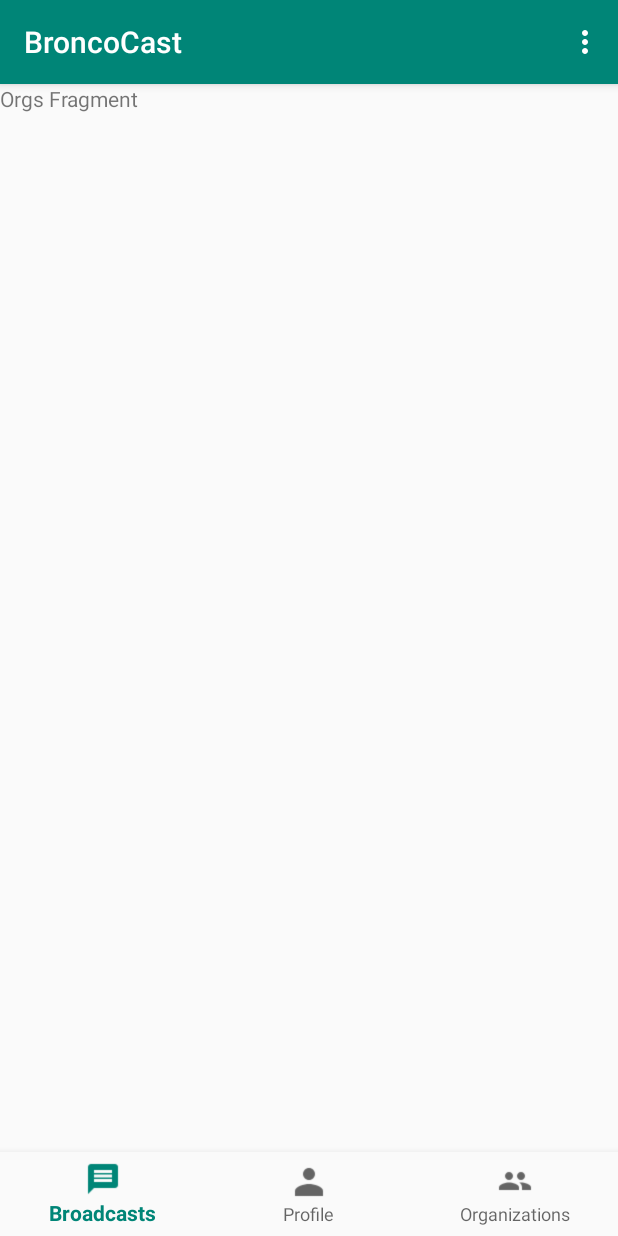
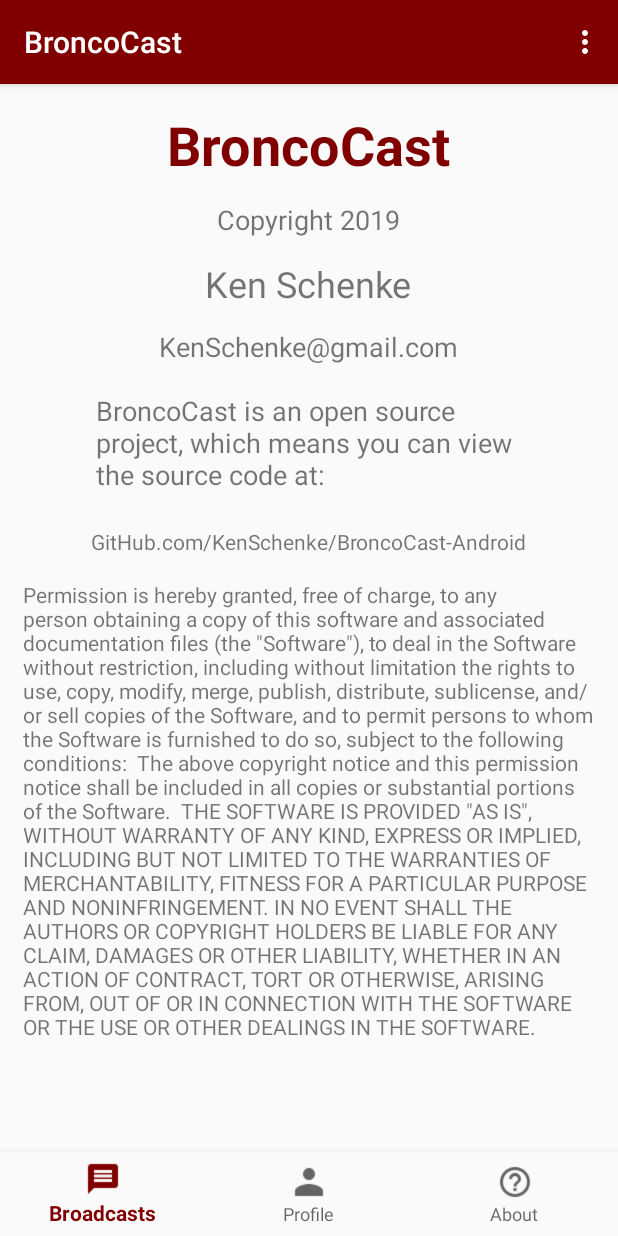
Before and after one commit to kenschenke/BroncoCast-Android, an Android app: the fragment AboutFragment placed in its activity, on a phone screen of 412 x 824 dp. Run offline under Robolectric (Android 15) with nearby library versions, the phone set to English and light mode, and no system bars; our stand-ins replace Volley; network calls fail.

Commit message:
Replace Orgs fragment with About fragment

```diff
--- a/app/src/main/java/com/kenschenke/broncocast/OrgsFragment.java
+++ b/app/src/main/java/com/kenschenke/broncocast/AboutFragment.java
@@ -12,12 +12,12 @@ import android.view.ViewGroup;
 /**
  * A simple {@link Fragment} subclass.
  * Activities that contain this fragment must implement the
- * {@link OrgsFragment.OnFragmentInteractionListener} interface
+ * {@link AboutFragment.OnFragmentInteractionListener} interface
  * to handle interaction events.
- * Use the {@link OrgsFragment#newInstance} factory method to
+ * Use the {@link AboutFragment#newInstance} factory method to
  * create an instance of this fragment.
  */
-public class OrgsFragment extends Fragment {
+public class AboutFragment extends Fragment {
     // TODO: Rename parameter arguments, choose names that match
     // the fragment initialization parameters, e.g. ARG_ITEM_NUMBER
     private static final String ARG_PARAM1 = "param1";
@@ -29,7 +29,7 @@ public class OrgsFragment extends Fragment {
 
     private OnFragmentInteractionListener mListener;
 
-    public OrgsFragment() {
+    public AboutFragment() {
         // Required empty public constructor
     }
 
@@ -39,11 +39,11 @@ public class OrgsFragment extends Fragment {
      *
      * @param param1 Parameter 1.
      * @param param2 Parameter 2.
-     * @return A new instance of fragment OrgsFragment.
+     * @return A new instance of fragment AboutFragment.
      */
     // TODO: Rename and change types and number of parameters
-    public static OrgsFragment newInstance(String param1, String param2) {
-        OrgsFragment fragment = new OrgsFragment();
+    public static AboutFragment newInstance(String param1, String param2) {
+        AboutFragment fragment = new AboutFragment();
         Bundle args = new Bundle();
         args.putString(ARG_PARAM1, param1);
         args.putString(ARG_PARAM2, param2);
@@ -64,7 +64,7 @@ public class OrgsFragment extends Fragment {
     public View onCreateView(LayoutInflater inflater, ViewGroup container,
                              Bundle savedInstanceState) {
         // Inflate the layout for this fragment
-        return inflater.inflate(R.layout.fragment_orgs, container, false);
+        return inflater.inflate(R.layout.fragment_about, container, false);
     }
 
     // TODO: Rename method, update argument and hook method into UI event
--- a/app/src/main/java/com/kenschenke/broncocast/MainActivity.java
+++ b/app/src/main/java/com/kenschenke/broncocast/MainActivity.java
@@ -24,7 +24,7 @@ import static com.android.volley.Request.Method.GET;
 
 public class MainActivity extends AppCompatActivity
         implements BottomNavigationView.OnNavigationItemSelectedListener,
-        OrgsFragment.OnFragmentInteractionListener,
+        AboutFragment.OnFragmentInteractionListener,
         ProfileFragment.OnFragmentInteractionListener,
         BroadcastsFragment.OnFragmentInteractionListener {
 
@@ -113,8 +113,8 @@ public class MainActivity extends AppCompatActivity
                 fragment = new ProfileFragment();
                 break;
 
-            case R.id.navigation_organizations:
-                fragment = new OrgsFragment();
+            case R.id.navigation_about:
+                fragment = new AboutFragment();
                 break;
         }
 
--- /dev/null
+++ b/app/src/main/res/layout/fragment_about.xml
@@ -0,0 +1,95 @@
+<?xml version="1.0" encoding="utf-8"?>
+<android.support.constraint.ConstraintLayout xmlns:android="http://schemas.android.com/apk/res/android"
+    xmlns:app="http://schemas.android.com/apk/res-auto"
+    xmlns:tools="http://schemas.android.com/tools"
+    android:id="@+id/constraintLayout"
+    android:layout_width="match_parent"
+    android:layout_height="match_parent"
+    tools:context=".AboutFragment">
+
+    <ScrollView
+        android:id="@+id/scrollView3"
+        android:layout_width="match_parent"
+        android:layout_height="match_parent"
+        app:layout_constraintBottom_toBottomOf="parent"
+        app:layout_constraintEnd_toEndOf="parent"
+        app:layout_constraintStart_toStartOf="parent"
+        app:layout_constraintTop_toTopOf="parent">
+
+        <LinearLayout
+            android:layout_width="match_parent"
+            android:layout_height="wrap_content"
+            android:gravity="center"
+            android:orientation="vertical">
+
+            <TextView
+                android:id="@+id/textViewTitle"
+                android:layout_width="wrap_content"
+                android:layout_height="wrap_content"
+                android:layout_marginTop="16dp"
+                android:text="BroncoCast"
+                android:textColor="#800000"
+                android:textSize="36sp"
+                android:textStyle="bold" />
+
+            <TextView
+                android:id="@+id/textViewCopyright"
+                android:layout_width="wrap_content"
+                android:layout_height="wrap_content"
+                android:layout_marginTop="13dp"
+                android:text="Copyright 2019"
+                android:textSize="18sp" />
+
+            <TextView
+                android:id="@+id/textViewAuthor"
+                android:layout_width="wrap_content"
+                android:layout_height="wrap_content"
+                android:layout_marginTop="14dp"
+                android:text="Ken Schenke"
+                android:textSize="24sp" />
+
+            <TextView
+                android:id="@+id/textViewEmail"
+                android:layout_width="wrap_content"
+                android:layout_height="wrap_content"
+                android:layout_marginTop="13dp"
+                android:text="KenSchenke@gmail.com"
+                android:textSize="18sp" />
+
+            <TextView
+                android:id="@+id/textViewGitHub"
+                android:layout_width="283dp"
+                android:layout_height="74dp"
+                android:layout_marginStart="16dp"
+                android:layout_marginLeft="16dp"
+                android:layout_marginTop="18dp"
+                android:layout_marginEnd="16dp"
+                android:layout_marginRight="16dp"
+                android:text="BroncoCast is an open source project, which means you can view the source code at:"
+                android:textSize="18sp" />
+
+            <TextView
+                android:id="@+id/textViewGitHubUrl"
+                android:layout_width="wrap_content"
+                android:layout_height="wrap_content"
+                android:layout_marginTop="16dp"
+                android:text="GitHub.com/KenSchenke/BroncoCast-Android" />
+
+            <TextView
+                android:id="@+id/textViewLicense"
+                android:layout_width="381dp"
+                android:layout_height="362dp"
+                android:layout_marginStart="8dp"
+                android:layout_marginLeft="8dp"
+                android:layout_marginTop="16dp"
+                android:layout_marginEnd="8dp"
+                android:layout_marginRight="8dp"
+                android:text='Permission is hereby granted, free of charge, to any person obtaining a copy of this software and associated documentation files (the "Software"), to deal in the Software without restriction, including without limitation the rights to use, copy, modify, merge, publish, distribute, sublicense, and/or sell copies of the Software, and to permit persons to whom the Software is furnished to do so, subject to the following conditions:  The above copyright notice and this permission notice shall be included in all copies or substantial portions of the Software.  THE SOFTWARE IS PROVIDED "AS IS", WITHOUT WARRANTY OF ANY KIND, EXPRESS OR IMPLIED, INCLUDING BUT NOT LIMITED TO THE WARRANTIES OF MERCHANTABILITY, FITNESS FOR A PARTICULAR PURPOSE AND NONINFRINGEMENT. IN NO EVENT SHALL THE AUTHORS OR COPYRIGHT HOLDERS BE LIABLE FOR ANY CLAIM, DAMAGES OR OTHER LIABILITY, WHETHER IN AN ACTION OF CONTRACT, TORT OR OTHERWISE, ARISING FROM, OUT OF OR IN CONNECTION WITH THE SOFTWARE OR THE USE OR OTHER DEALINGS IN THE SOFTWARE.'
+                app:layout_constraintEnd_toEndOf="parent"
+                app:layout_constraintStart_toStartOf="parent"
+                app:layout_constraintTop_toBottomOf="@+id/textViewGitHubUrl" />
+
+        </LinearLayout>
+    </ScrollView>
+
+</android.support.constraint.ConstraintLayout>
--- a/app/src/main/res/layout/fragment_orgs.xml
+++ /dev/null
@@ -1,14 +0,0 @@
-<?xml version="1.0" encoding="utf-8"?>
-<FrameLayout xmlns:android="http://schemas.android.com/apk/res/android"
-    xmlns:tools="http://schemas.android.com/tools"
-    android:layout_width="match_parent"
-    android:layout_height="match_parent"
-    tools:context=".OrgsFragment">
-
-    <!-- TODO: Update blank fragment layout -->
-    <TextView
-        android:layout_width="match_parent"
-        android:layout_height="match_parent"
-        android:text="Orgs Fragment" />
-
-</FrameLayout>
--- a/app/src/main/res/menu/bottom_nav_menu.xml
+++ b/app/src/main/res/menu/bottom_nav_menu.xml
@@ -12,8 +12,8 @@
         android:title="@string/title_profile" />
 
     <item
-        android:id="@+id/navigation_organizations"
-        android:icon="@drawable/baseline_group_black_18dp"
-        android:title="@string/title_organizations" />
+        android:id="@+id/navigation_about"
+        android:icon="@drawable/baseline_help_outline_black_18dp"
+        android:title="@string/title_about" />
 
 </menu>
--- a/app/src/main/res/values/colors.xml
+++ b/app/src/main/res/values/colors.xml
@@ -1,6 +1,6 @@
 <?xml version="1.0" encoding="utf-8"?>
 <resources>
-    <color name="colorPrimary">#008577</color>
-    <color name="colorPrimaryDark">#00574B</color>
-    <color name="colorAccent">#D81B60</color>
+    <color name="colorPrimary">#800000</color>
+    <color name="colorPrimaryDark">#5e1212</color>
+    <color name="colorAccent">#EEEEEE</color>
 </resources>
--- a/app/src/main/res/values/strings.xml
+++ b/app/src/main/res/values/strings.xml
@@ -4,4 +4,5 @@
     <string name="title_broadcasts">Broadcasts</string>
     <string name="title_profile">Profile</string>
     <string name="title_organizations">Organizations</string>
+    <string name="title_about">About</string>
 </resources>
--- a/build.gradle
+++ b/build.gradle
@@ -7,7 +7,7 @@ buildscript {
 
     }
     dependencies {
-        classpath 'com.android.tools.build:gradle:3.4.0'
+        classpath 'com.android.tools.build:gradle:3.4.1'
         classpath 'com.google.gms:google-services:4.2.0'
 
         // NOTE: Do not place your application dependencies here; they belong
```
Also changed, not shown: app/src/main/res/drawable-v24/baseline_group_black_18dp.png (deleted), app/src/main/res/drawable-v24/baseline_help_outline_black_18dp.png (added).
